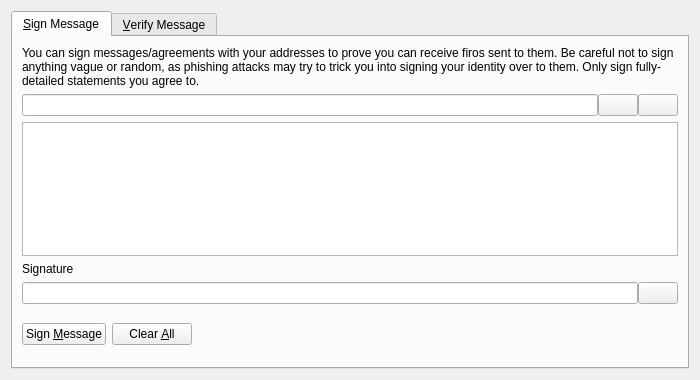
First picture: the form in src/qt/forms/signverifymessagedialog.ui, repository firoorg/firo, before the edit.
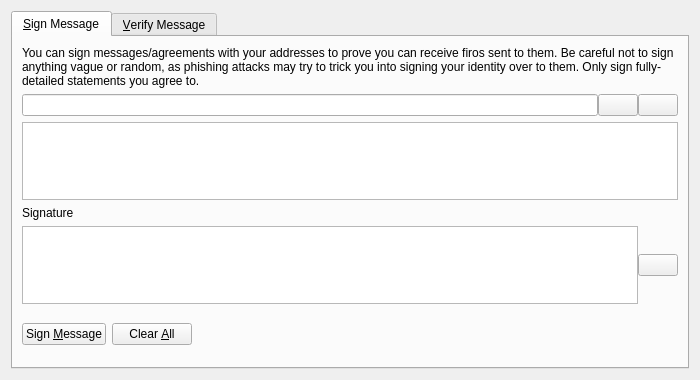
Second picture: the form after the edit. Icons and pictures are not drawn. Custom widgets are drawn as their Qt base class.

The edit to the form file:
```diff
--- a/src/qt/forms/signverifymessagedialog.ui
+++ b/src/qt/forms/signverifymessagedialog.ui
@@ -117,7 +117,7 @@
           <number>0</number>
          </property>
          <item>
-          <widget class="QLineEdit" name="signatureOut_SM">
+          <widget class="QPlainTextEdit" name="signatureOut_SM">
            <property name="font">
             <font>
              <italic>true</italic>
```
Left out of the diff: 11 changed lines with no effect on the pictures.
